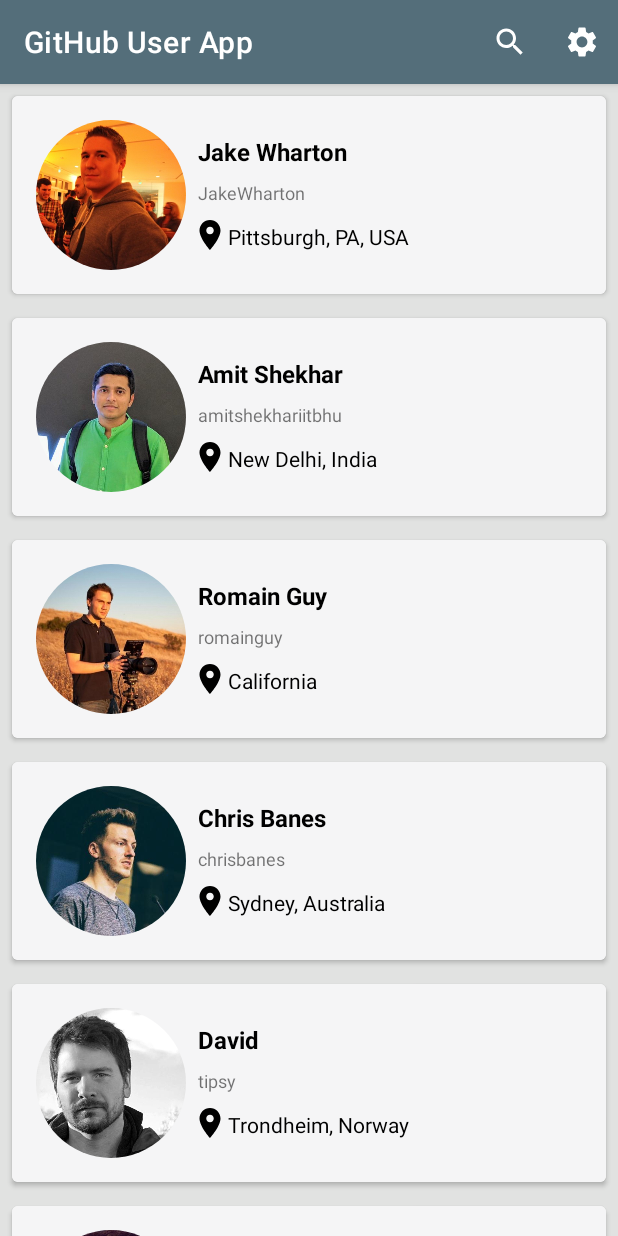
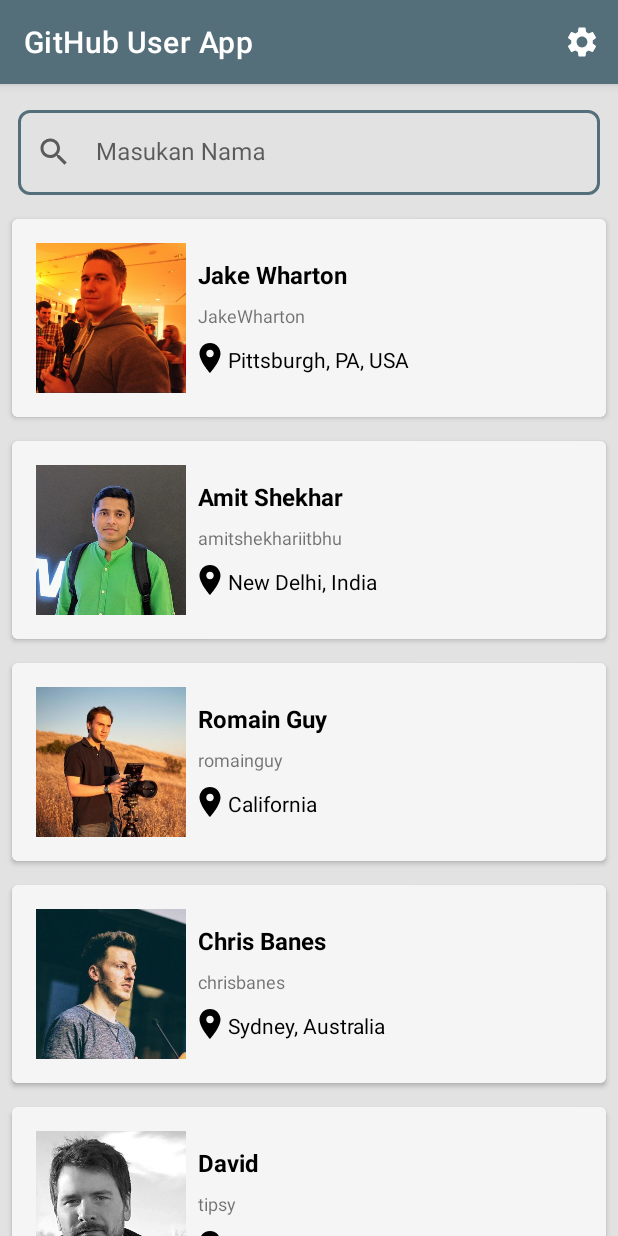
Before and after one commit to fadlan7/Android-Fundamental, an Android app: the screen it shows after launch (MainActivity), on a phone screen of 412 x 824 dp. Run offline under Robolectric (Android 15) with nearby library versions, the phone set to English and light mode, and no system bars.

Commit message:
create package, search bar, apiconfig, ApiService, api response

```diff
--- a/app/src/main/AndroidManifest.xml
+++ b/app/src/main/AndroidManifest.xml
@@ -12,10 +12,10 @@
         android:supportsRtl="true"
         android:theme="@style/Theme.GitHubUserApp">
         <activity
-            android:name=".SettingActivity"
+            android:name=".ui.SettingActivity"
             android:exported="false" />
         <activity
-            android:name=".SplashScreenActivity"
+            android:name=".ui.SplashScreenActivity"
             android:exported="true"
             android:theme="@style/SplashScreenTheme">
             <intent-filter>
@@ -25,7 +25,7 @@
             </intent-filter>
         </activity>
         <activity
-            android:name=".UserDetailActivity"
+            android:name=".ui.UserDetailActivity"
             android:exported="false" />
         <activity
             android:name=".MainActivity"
--- a/app/src/main/java/com/fadlan/githubuserapp/SettingActivity.kt
+++ b/app/src/main/java/com/fadlan/githubuserapp/ui/SettingActivity.kt
@@ -1,7 +1,8 @@
-package com.fadlan.githubuserapp
+package com.fadlan.githubuserapp.ui
 
 import androidx.appcompat.app.AppCompatActivity
 import android.os.Bundle
+import com.fadlan.githubuserapp.R
 
 class SettingActivity : AppCompatActivity() {
     override fun onCreate(savedInstanceState: Bundle?) {
--- a/app/src/main/java/com/fadlan/githubuserapp/SplashScreenActivity.kt
+++ b/app/src/main/java/com/fadlan/githubuserapp/ui/SplashScreenActivity.kt
@@ -1,9 +1,9 @@
-package com.fadlan.githubuserapp
+package com.fadlan.githubuserapp.ui
 
 import android.content.Intent
 import androidx.appcompat.app.AppCompatActivity
 import android.os.Bundle
-import android.widget.ImageView
+import com.fadlan.githubuserapp.MainActivity
 import com.fadlan.githubuserapp.databinding.ActivitySplashScreenBinding
 
 class SplashScreenActivity : AppCompatActivity() {
--- a/app/src/main/java/com/fadlan/githubuserapp/UserDetailActivity.kt
+++ b/app/src/main/java/com/fadlan/githubuserapp/ui/UserDetailActivity.kt
@@ -1,8 +1,9 @@
-package com.fadlan.githubuserapp
+package com.fadlan.githubuserapp.ui
 
-import android.icu.text.CaseMap
 import androidx.appcompat.app.AppCompatActivity
 import android.os.Bundle
+import com.fadlan.githubuserapp.R
+import com.fadlan.githubuserapp.User
 import com.fadlan.githubuserapp.databinding.ActivityUserDetailBinding
 
 class UserDetailActivity : AppCompatActivity() {
--- /dev/null
+++ b/app/src/main/java/com/fadlan/githubuserapp/util/UrlUtil.kt
@@ -0,0 +1,4 @@
+package com.fadlan.githubuserapp.util
+
+const val PERSONAL_TOKEN = "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"
+const val BASE_URL = "https://api.github.com"
--- a/app/src/main/res/layout/activity_main.xml
+++ b/app/src/main/res/layout/activity_main.xml
@@ -7,12 +7,40 @@
     android:background="@color/background"
     tools:context=".MainActivity">
 
+    <com.google.android.material.textfield.TextInputLayout
+        android:id="@+id/container_search"
+        style="@style/Widget.MaterialComponents.TextInputLayout.OutlinedBox"
+        android:layout_width="match_parent"
+        android:layout_height="wrap_content"
+        android:layout_margin="12dp"
+        android:focusable="false"
+        android:focusableInTouchMode="true"
+        android:hint="@string/search_hint"
+        android:imeOptions="actionSearch"
+        app:boxCornerRadiusBottomEnd="8dp"
+        app:boxCornerRadiusTopEnd="8dp"
+        app:boxCornerRadiusBottomStart="8dp"
+        app:boxCornerRadiusTopStart="8dp"
+        app:endIconMode="clear_text"
+        app:layout_constraintTop_toTopOf="parent"
+        app:startIconDrawable="@drawable/ic_baseline_search_24">
+
+        <com.google.android.material.textfield.TextInputEditText
+            android:id="@+id/search_view"
+            android:layout_width="match_parent"
+            android:layout_height="wrap_content"
+            android:imeOptions="actionSearch"
+            android:inputType="text"
+            android:maxLines="1" />
+    </com.google.android.material.textfield.TextInputLayout>
+
     <androidx.recyclerview.widget.RecyclerView
         android:id="@+id/rv_users"
         android:layout_width="0dp"
         android:layout_height="0dp"
+        android:layout_marginTop="8dp"
         app:layout_constraintBottom_toBottomOf="parent"
         app:layout_constraintEnd_toEndOf="parent"
         app:layout_constraintStart_toStartOf="parent"
-        app:layout_constraintTop_toTopOf="parent" />
+        app:layout_constraintTop_toBottomOf="@+id/container_search" />
 </androidx.constraintlayout.widget.ConstraintLayout>
--- a/app/src/main/res/layout/activity_setting.xml
+++ b/app/src/main/res/layout/activity_setting.xml
@@ -3,7 +3,7 @@
     xmlns:tools="http://schemas.android.com/tools"
     android:layout_width="match_parent"
     android:layout_height="match_parent"
-    tools:context=".SettingActivity">
+    tools:context=".ui.SettingActivity">
     <TextView
         android:layout_width="wrap_content"
         android:layout_height="wrap_content"
--- a/app/src/main/res/layout/activity_splash_screen.xml
+++ b/app/src/main/res/layout/activity_splash_screen.xml
@@ -4,7 +4,7 @@
     xmlns:tools="http://schemas.android.com/tools"
     android:layout_width="match_parent"
     android:layout_height="match_parent"
-    tools:context=".SplashScreenActivity">
+    tools:context=".ui.SplashScreenActivity">
 
     <ImageView
         android:id="@+id/iv_github"
--- a/app/src/main/res/layout/users_list.xml
+++ b/app/src/main/res/layout/users_list.xml
@@ -15,7 +15,7 @@
         android:padding="8dp"
         android:background="@color/cardBg">
 
-        <de.hdodenhof.circleimageview.CircleImageView
+        <ImageView
             style="@style/user_photo"
             android:id="@+id/iv_users_photo"
             card_view:layout_constraintBottom_toBottomOf="parent"
--- a/app/src/main/res/menu/option_menu.xml
+++ b/app/src/main/res/menu/option_menu.xml
@@ -2,12 +2,12 @@
 <menu xmlns:android="http://schemas.android.com/apk/res/android"
     xmlns:app="http://schemas.android.com/apk/res-auto">
 
-    <item
-        android:id="@+id/search"
-        android:icon="@drawable/ic_baseline_search_24"
-        android:title="@string/search"
-        app:actionViewClass="androidx.appcompat.widget.SearchView"
-        app:showAsAction="collapseActionView|always"/>
+<!--    <item-->
+<!--        android:id="@+id/search"-->
+<!--        android:icon="@drawable/ic_baseline_search_24"-->
+<!--        android:title="@string/search"-->
+<!--        app:actionViewClass="androidx.appcompat.widget.SearchView"-->
+<!--        app:showAsAction="collapseActionView|always"/>-->
 
     <item
         android:id="@+id/setting_menu"
--- a/app/src/main/res/values/strings.xml
+++ b/app/src/main/res/values/strings.xml
@@ -18,6 +18,7 @@
     <string name="setting_menu">Setting</string>
     <string name="search">search</string>
     <string name="search_hint">Masukan Nama</string>
+    <string name="search_blank">Nama Pengguna Tidak Boleh Kosong</string>
 
     <string-array name="username">
         <item>JakeWharton</item>
```
Also changed, not shown: app/build.gradle (+6 -1 lines), app/src/main/java/com/fadlan/githubuserapp/MainActivity.kt (+51 -16 lines), app/src/main/java/com/fadlan/githubuserapp/adapter/UserListAdapter.kt (renamed from app/src/main/java/com/fadlan/githubuserapp/UserListAdapter.kt, +6 -7 lines), app/src/main/java/com/fadlan/githubuserapp/response/SearchResponse.kt (added, +75 -0 lines), app/src/main/java/com/fadlan/githubuserapp/response/UserResponse.kt (added, +102 -0 lines), app/src/main/java/com/fadlan/githubuserapp/service/ApiConfig.kt (added, +43 -0 lines), app/src/main/java/com/fadlan/githubuserapp/service/ApiService.kt (added, +41 -0 lines), app/src/main/java/com/fadlan/githubuserapp/User.kt (indentation only).
